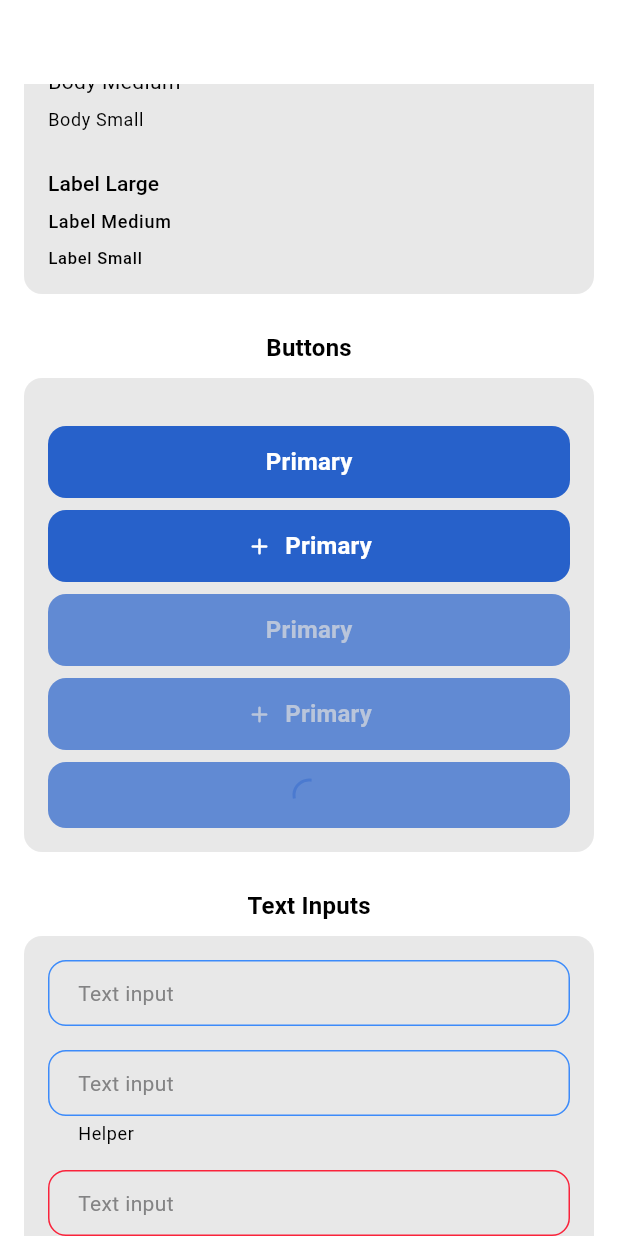
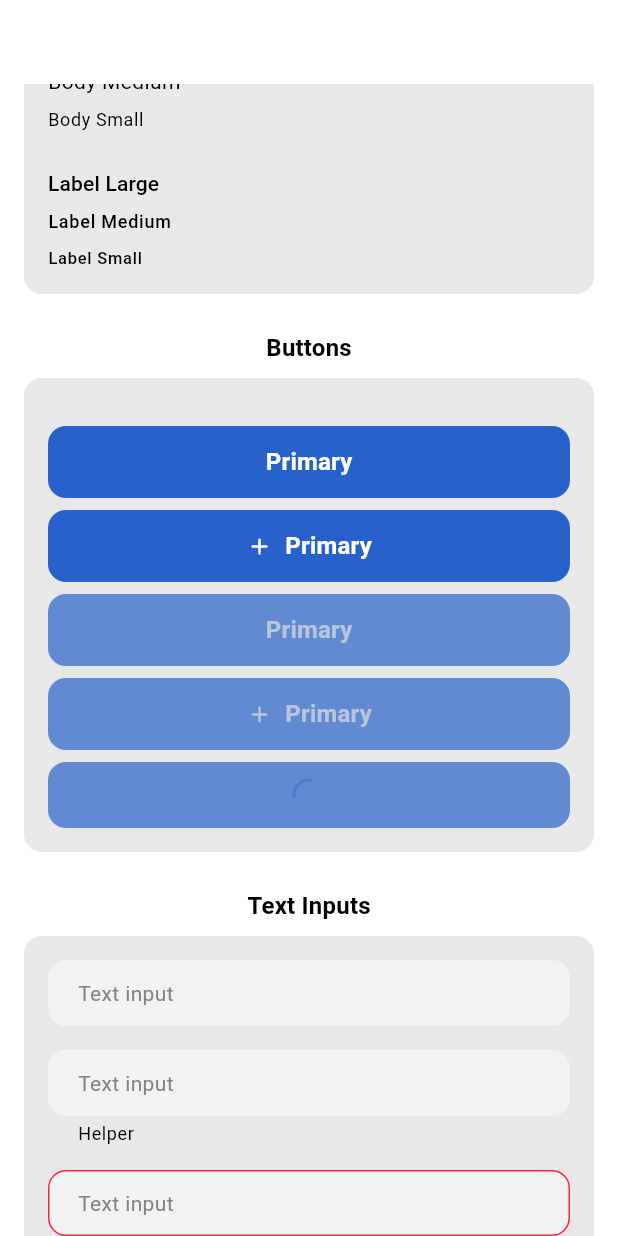
Before and after one commit to Sharaletic/article, a Flutter app: the screen it shows after launch, scrolled down 576 dp, on a phone screen of 412 x 824 dp. Run offline on Flutter 3.47's test engine with Material 3 defaults, Android fonts, the phone set to English and light mode, and no system bars; our stand-ins replace bloc_concurrency, flutter_bloc, logger; Roboto replaces fonts that are missing (SfPro).

Commit message:
Edited Text Inputs in UI Kit

```diff
--- a/packages/ui_kit/lib/src/components/text_field.dart
+++ b/packages/ui_kit/lib/src/components/text_field.dart
@@ -114,7 +114,7 @@ class _StandardUiTextFieldStyle extends UiTextFieldStyle {
 
   @override
   TextStyle? get textStyle =>
-      typography.bodyMedium.copyWith(color: palette.secondaryForeground);
+      typography.bodyMedium.copyWith(color: palette.foreground);
 
   @override
   TextStyle? get counterStyle =>
@@ -139,7 +139,7 @@ class _StandardUiTextFieldStyle extends UiTextFieldStyle {
   @override
   InputBorder? get focusedBorder => OutlineInputBorder(
     borderRadius: BorderRadius.circular(12),
-    borderSide: BorderSide(color: palette.primary, width: 1),
+    borderSide: BorderSide(color: Colors.transparent),
   );
 
   @override
@@ -157,14 +157,20 @@ class _StandardUiTextFieldStyle extends UiTextFieldStyle {
   @override
   InputBorder? get enabledBorder => OutlineInputBorder(
     borderRadius: BorderRadius.circular(12),
-    borderSide: BorderSide(color: palette.ring),
+    borderSide: BorderSide(color: Colors.transparent),
   );
 
   @override
   InputBorder? get disabledBorder => OutlineInputBorder(
-    borderRadius: BorderRadius.circular(6),
-    borderSide: BorderSide(color: palette.foreground.withOpacity(.08)),
+    borderRadius: BorderRadius.circular(12),
+    borderSide: BorderSide(color: palette.foreground.withValues(alpha: .08)),
   );
+
+  @override
+  Color? get fillColor => palette.secondary;
+
+  @override
+  bool? get filled => true;
 
   @override
   EdgeInsetsGeometry? get contentPadding =>
```
